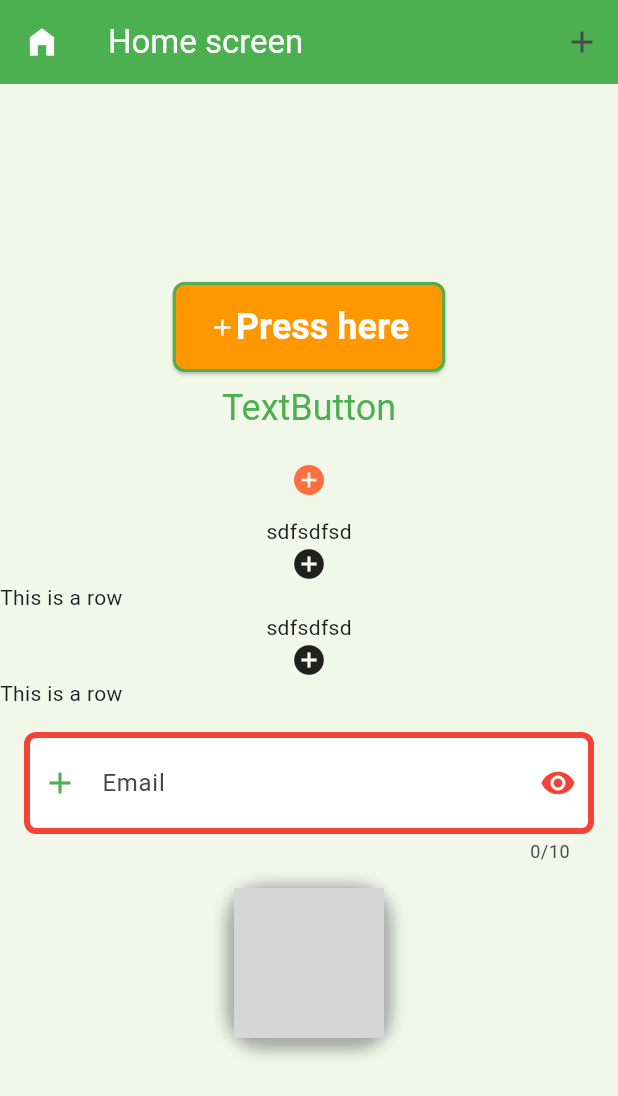
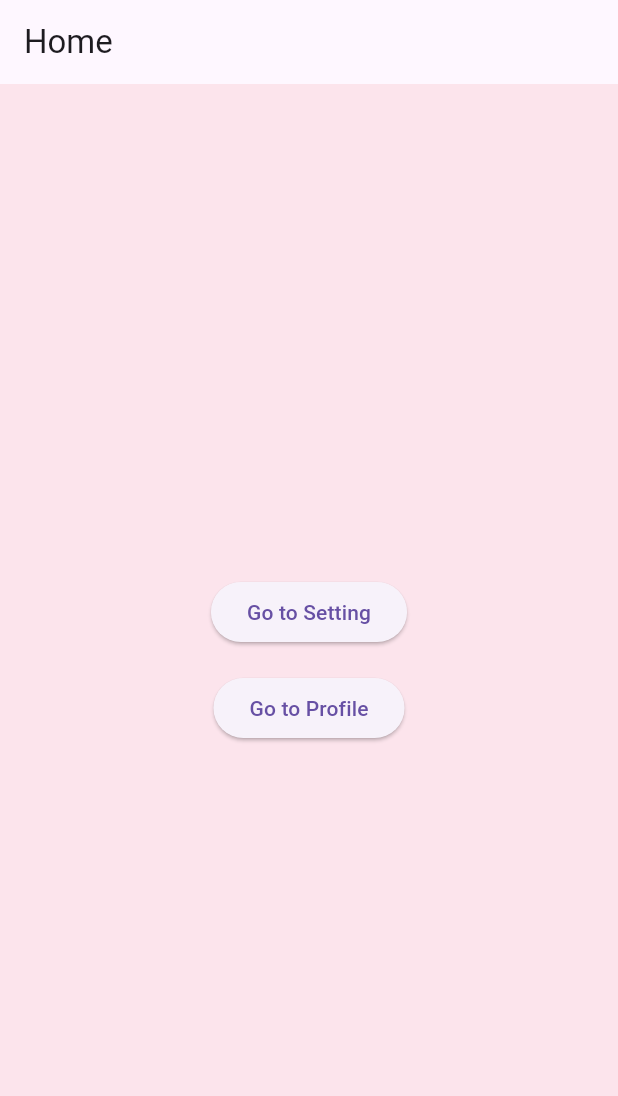
Before and after one commit to Abuessa265/Flutter_essential_And_Sourcecode_flow, a Flutter app: the screen it shows after launch, on a phone screen of 412 x 824 dp. Shown: the top 1096 px of the screen. Run offline on Flutter 3.47's test engine with Material 3 defaults, Android fonts, the phone set to English and light mode, and no system bars; grey boxes are pictures that could not be loaded.

Commit message:
add Navigation

```diff
--- a/lib/main.dart
+++ b/lib/main.dart
@@ -1,254 +1,64 @@
-// Buttons(ElevatedButton, TextButton, IconButton, GestureDetector, InkWell)
-// |  TextField | Container | Padding
+//Navigation -push,pop,replace,removeUntil(without named navigation)
 
+import 'package:flutter/cupertino.dart';
 import 'package:flutter/material.dart';
 
-void main() {
-  runApp(myApp());
+main() {
+  runApp(MyApp());
 }
 
-class myApp extends StatelessWidget {
+class MyApp extends StatelessWidget {
+  const MyApp({super.key});
+
   @override
   Widget build(BuildContext context) {
-    return MaterialApp(
-      title: 'Hello World',
-      // debugShowCheckedModeBanner: false,
+    return const MaterialApp(
       home: Home(),
     );
   }
 }
-//
-// Column => Vertically
-// Row => Horizontally
 
 class Home extends StatelessWidget {
+  const Home({super.key});
+
   @override
   Widget build(BuildContext context) {
-    // Write whatever you want to show in screen
     return Scaffold(
-      backgroundColor: Colors.lightGreen.shade50,
+      backgroundColor: Colors.pink.shade50,
       appBar: AppBar(
-        backgroundColor: Colors.green,
-        title: Text('Home screen', style: TextStyle(
-            color: Colors.white
-        ),),
-        leading: Icon(Icons.home_filled, color: Colors.white,),
-        actions: [
-          IconButton(onPressed: () {
-            // ScaffoldMessenger.of(context).showSnackBar(
-            //   SnackBar(
-            //     content: Text('Money has been transferred'),
-            //     backgroundColor: Colors.green,
-            //     duration: Duration(seconds: 1),
-            //   ),
-            // );
-            showDialog(context: context, builder: (context) {
-              return AlertDialog(
-                title: Text('Send money'),
-                content: Text('Are you sure that you want to send money?'),
-                actions: [
-
-                ],
-              );
-            });
-          }, icon: Icon(Icons.add)),
-        ],
+        title: Text('Home'),
       ),
       body: Center(
         child: Column(
-          mainAxisSize: MainAxisSize.min,
           mainAxisAlignment: MainAxisAlignment.center,
           crossAxisAlignment: CrossAxisAlignment.center,
           children: [
-            ElevatedButton(
-              style: ElevatedButton.styleFrom(
-                  backgroundColor: Colors.orange,
-                  foregroundColor: Colors.white,
-                  shape: RoundedRectangleBorder(
-                      borderRadius: BorderRadius.circular(8),
-                      side: BorderSide(
-                          width: 2,
-                          color: Colors.green
-                      )
-                  ),
-                  textStyle: TextStyle(
-                      fontSize: 24,
-                      fontWeight: FontWeight.w700
-                  ),
-                  padding: EdgeInsets.symmetric(horizontal: 24, vertical: 16)
-              ),
-              onPressed: () {
-                print('Pressed');
-              },
-              child: Row(
-                mainAxisSize: MainAxisSize.min,
-                children: [
-                  Icon(Icons.add),
-                  Text('Press here'),
-                ],
-              ),
+            Padding(
+              padding: const EdgeInsets.all(8.0),
+              child: ElevatedButton(
+                  onPressed: () {
+                    Navigator.push(
+                      context,
+                      MaterialPageRoute(
+                        builder: (context) {
+                          return Setting();
+                        },
+                      ),
+                    );
+                  },
+                  child: Text('Go to Setting')),
             ),
-
-            TextButton(
-              style: TextButton.styleFrom(
-                foregroundColor: Colors.green,
-                textStyle: TextStyle(fontSize: 24),
-              ),
-              onPressed: () {},
-              child: Text(
-                'TextButton',
-              ),
-            ),
-
-            IconButton(
-              onPressed: () {
-                print('Tapped in icon button');
-              },
-              icon: Icon(
-                Icons.add_circle,
-                color: Colors.deepOrangeAccent,
-              ),
-            ),
-
-            GestureDetector(
-              onTap: () {
-                print('on tap detected');
-              },
-              onDoubleTap: () {
-                print('Double tap detected');
-              },
-              onLongPress: () {
-                print('Long pressed');
-              },
-              child: Column(
-                children: [
-                  Text('sdfsdfsd'),
-                  Icon(Icons.add_circle),
-                  Row(
-                    children: [
-                      Text('This is a row')
-                    ],
-                  )
-                ],
-              ),
-            ),
-
-            InkWell(
-              splashColor: Colors.orange,
-              radius: 20,
-              borderRadius: BorderRadius.circular(30),
-              onTap: () {
-                print('on tap detected');
-              },
-              onDoubleTap: () {
-                print('Double tap detected');
-              },
-              onLongPress: () {
-                print('Long pressed');
-              },
-              child: Column(
-                children: [
-                  Text('sdfsdfsd'),
-                  Icon(Icons.add_circle),
-                  Row(
-                    children: [
-                      Text('This is a row')
-                    ],
-                  )
-                ],
-              ),
-            ),
-
             Padding(
-              padding: EdgeInsets.all(16),
-              child: TextField(
-                // controller: TextEditingController(),
-                // enabled: false,
-                onChanged: (value) {
-                  print(value);
-                },
-                style: TextStyle(fontSize: 24, color: Colors.orange),
-                maxLength: 10,
-                decoration: InputDecoration(
-                    hintText: 'Enter your email',
-                    hintStyle: TextStyle(
-                      fontSize: 24,
-                      fontWeight: FontWeight.w400,
-                    ),
-                    // label: Text('Email'),
-                    labelText: 'Email',
-                    labelStyle: TextStyle(),
-                    border: OutlineInputBorder(
-                        borderRadius: BorderRadius.circular(8),
-                        borderSide: BorderSide(width: 4, color: Colors.red)
-                    ),
-                    focusedBorder: OutlineInputBorder(
-                        borderSide: BorderSide(width: 4, color: Colors.orange),
-                        borderRadius: BorderRadius.circular(16)
-                    ),
-                    enabledBorder: OutlineInputBorder(
-                        borderRadius: BorderRadius.circular(8),
-                        borderSide: BorderSide(width: 4, color: Colors.red)
-                    ),
-                    disabledBorder: OutlineInputBorder(
-                        borderRadius: BorderRadius.circular(8),
-                        borderSide: BorderSide(width: 4, color: Colors.grey)
-                    ),
-                    fillColor: Colors.white,
-                    filled: true,
-                    prefixIcon: Icon(Icons.add),
-                    prefixIconColor: Colors.green,
-                    // prefix: Column(
-                    //   children: [
-                    //     Icon(Icons.add),
-                    //   ],
-                    // ),
-                    suffixIcon: Icon(Icons.remove_red_eye),
-                    suffixIconColor: Colors.red
-                  // suffix: Column(
-                  //   children: [],
-                  // )
-                ),
-              ),
-            ),
-
-            Container(
-              width: 100,
-              height: 100,
-              decoration: BoxDecoration(
-                  color: Colors.green,
-                  borderRadius: BorderRadius.circular(24),
-                  border: Border.all(color: Colors.black, width: 2),
-                  // border: Border(
-                  //   top: BorderSide(color: Colors.black, width: 3),
-                  //   bottom: BorderSide(color: Colors.black, width: 2),
-                  //   left: BorderSide(color: Colors.black, width: 2),
-                  //   right: BorderSide(color: Colors.black, width: 2),
-                  // ),
-                  image: DecorationImage(
-                      image: AssetImage('images/abuessa.png'),
-                      fit: BoxFit.cover
-                  ),
-                  boxShadow: [
-                    BoxShadow(
-                      color: Colors.grey.withOpacity(0.9),
-                      spreadRadius: 5,
-                      blurRadius: 8,
-                      offset: Offset(0, 3), // changes position of shadow
-                    ),
-                    // BoxShadow(
-                    //   color: Colors.pink.withOpacity(0.9),
-                    //   spreadRadius: 5,
-                    //   blurRadius: 8,
-                    //   offset: Offset(0, 3), // changes position of shadow
-                    // ),
-                  ]
-              ),
-              alignment: Alignment.center,
-              child: Text('Abuessa', style: TextStyle(
-                  color: Colors.white,
-                  fontWeight: FontWeight.bold
-              ),),
+              padding: const EdgeInsets.all(8.0),
+              child: ElevatedButton(
+                  onPressed: () {
+                    Navigator.push(
+                        context,
+                        MaterialPageRoute(
+                          builder: (context) => Profile(),
+                        ));
+                  },
+                  child: Text('Go to Profile')),
             )
           ],
         ),
@@ -256,3 +66,61 @@ class Home extends StatelessWidget {
     );
   }
 }
+
+class Profile extends StatelessWidget {
+  const Profile({super.key});
+
+  @override
+  Widget build(BuildContext context) {
+    return Scaffold(
+      backgroundColor: Colors.yellow.shade50,
+      appBar: AppBar(
+        title: Text('Profile'),
+      ),
+      body: Center(
+        child: Column(
+          mainAxisAlignment: MainAxisAlignment.center,
+          children: [
+            ElevatedButton(
+                onPressed: () {
+                  Navigator.pop(context);
+                },
+                child: Text('Back to home')),
+            ElevatedButton(
+                onPressed: () {
+                  Navigator.pushReplacement(context,
+                      MaterialPageRoute(builder: (context) => Setting()));
+                },
+                child: Text('Go to Setting'))
+          ],
+        ),
+      ),
+    );
+  }
+}
+
+class Setting extends StatelessWidget {
+  const Setting({super.key});
+
+  @override
+  Widget build(BuildContext context) {
+    return Scaffold(
+      backgroundColor: Colors.blue.shade50,
+      appBar: AppBar(
+        title: Text('Setting'),
+      ),
+      body: Center(
+        child: Column(
+          mainAxisAlignment: MainAxisAlignment.center,
+          children: [
+            ElevatedButton(
+                onPressed: () {}, child: Text('Back to previous page')),
+            ElevatedButton(onPressed: () {
+              Navigator.pushAndRemoveUntil(context, MaterialPageRoute(builder: (context)=>Home()),(route)=>false);
+            }, child: Text('Go to Home'))
+          ],
+        ),
+      ),
+    );
+  }
+}
```
Also changed, not shown: 1 other file.
